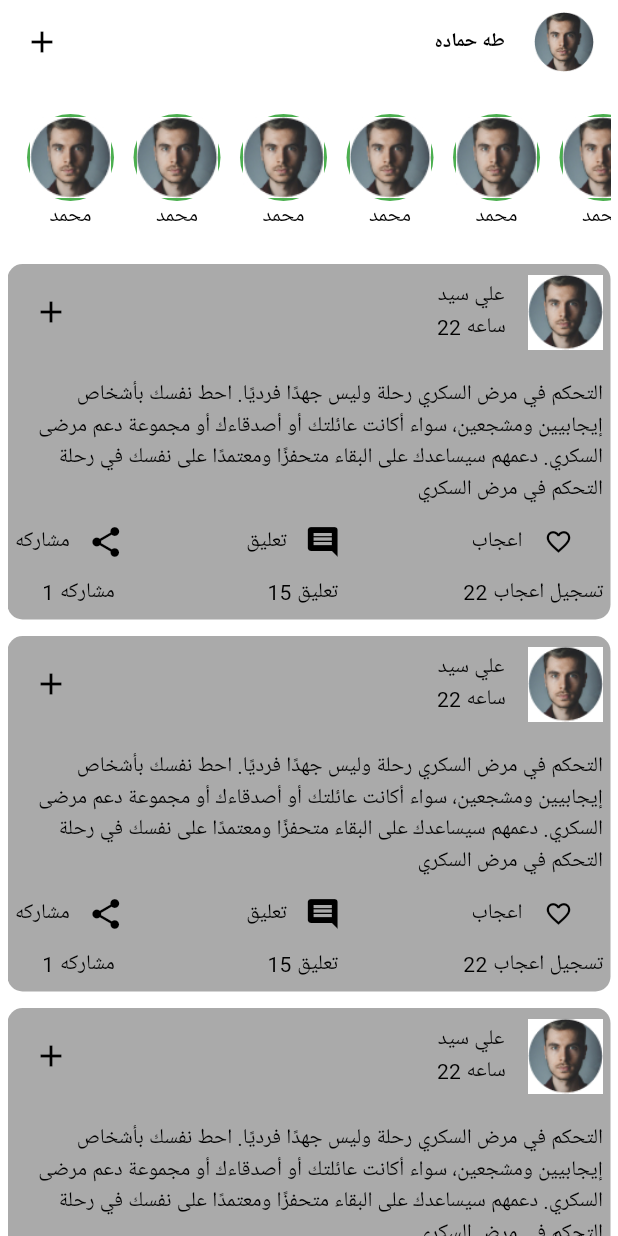
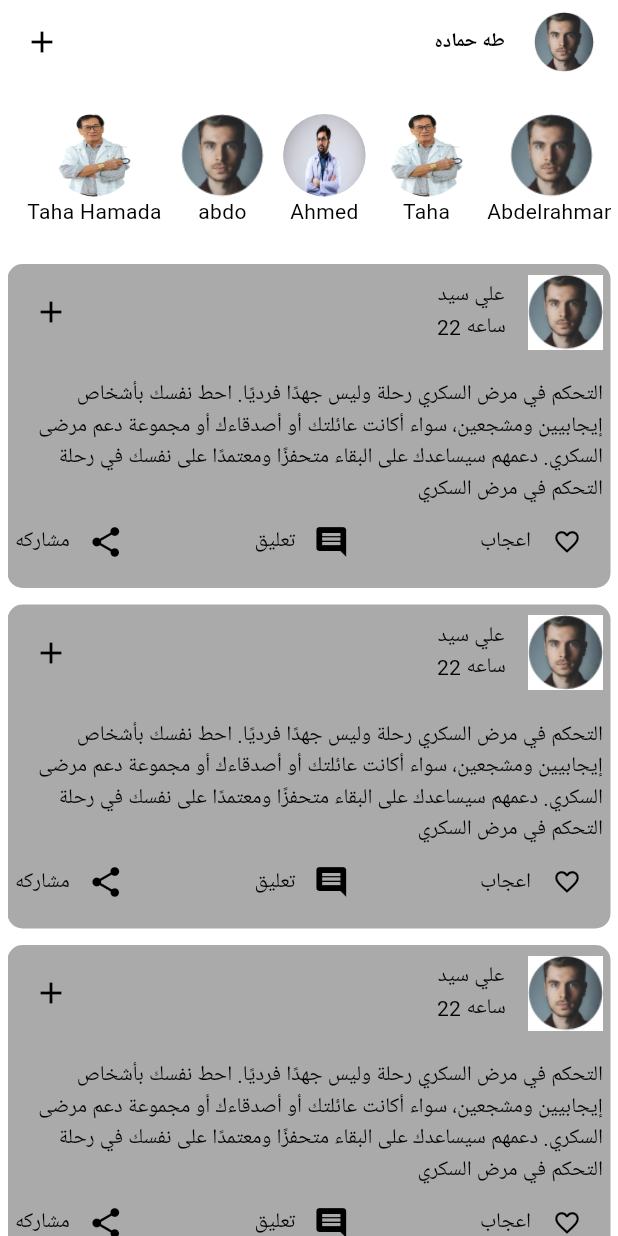
Before and after one commit to taha2901/Project_Graduation, a Flutter app: the SocialScreen screen opened directly, on a phone screen of 412 x 824 dp. Run offline on Flutter 3.47's test engine with Material 3 defaults, Android fonts, the phone set to English and light mode, and no system bars; our stand-ins replace bloc, cloud_firestore, dash_chat_2, device_info_plus, easy_date_timeline, firebase_auth and 7 more; missing offline and left inert: flutter_barcode_scanner; accounts and stored records are empty; project files that could hold a hidden picture were left out.

```diff
--- /dev/null
+++ b/lib/models/person_models.dart
@@ -0,0 +1,6 @@
+class PersonModel {
+  final String image;
+  final String PersonName;
+
+  const PersonModel({required this.image, required this.PersonName});
+}
--- a/lib/views/social_screen.dart
+++ b/lib/views/social_screen.dart
@@ -3,7 +3,7 @@ import 'package:diabetes/widgets/PersonsList.dart';
 import 'package:diabetes/widgets/PostsList.dart';
 
 class SocialScreen extends StatelessWidget {
-  const SocialScreen({Key? key}) : super(key: key);
+  const SocialScreen({super.key});
 
   @override
   Widget build(BuildContext context) {
@@ -40,6 +40,7 @@ class SocialScreen extends StatelessWidget {
       body: Container(
         margin: const EdgeInsets.only(right: 5, left: 5),
         child: const CustomScrollView(
+          physics: BouncingScrollPhysics(),
           slivers: [
             SliverToBoxAdapter(
               child: SizedBox(
@@ -52,7 +53,7 @@ class SocialScreen extends StatelessWidget {
                 height: 20,
               ),
             ),
-            SliverToBoxAdapter(child: PostsList()),
+            PostsList(),
           ],
         ),
       ),
--- a/lib/widgets/PersonsList.dart
+++ b/lib/widgets/PersonsList.dart
@@ -1,34 +1,55 @@
+import 'package:diabetes/models/person_models.dart';
+import 'package:diabetes/widgets/person_card.dart';
 import 'package:flutter/material.dart';
 
 class PersonsList extends StatelessWidget {
-  const PersonsList({Key? key}) : super(key: key);
-
+  const PersonsList({super.key});
+  final List<PersonModel> personList = const [
+    PersonModel(
+      image: 'assets/images/DoctorAhmed.png',
+      PersonName: 'Taha Hamada',
+    ),
+    PersonModel(
+      image: 'assets/images/Ellipse 4.jpg',
+      PersonName: 'abdo',
+    ),
+    PersonModel(
+      image: 'assets/images/DoctorSaied.png',
+      PersonName: 'Ahmed',
+    ),
+    PersonModel(
+      image: 'assets/images/DoctorAhmed.png',
+      PersonName: 'Taha',
+    ),
+    PersonModel(
+      image: 'assets/images/Ellipse 4.jpg',
+      PersonName: 'Abdelrahman',
+    ),
+    PersonModel(
+      image: 'assets/images/DoctorSaied.png',
+      PersonName: 'Ahmed',
+    ),
+    PersonModel(
+      image: 'assets/images/DoctorAhmed.png',
+      PersonName: 'Mohamed',
+    ),
+    PersonModel(
+      image: 'assets/images/Ellipse 4.jpg',
+      PersonName: 'raouf',
+    ),
+    PersonModel(
+      image: 'assets/images/DoctorSaied.png',
+      PersonName: 'Sobhy Sameh',
+    ),
+  ];
   @override
   Widget build(BuildContext context) {
     return SizedBox(
       height: 80,
       child: ListView.builder(
         scrollDirection: Axis.horizontal,
-          itemBuilder: (context,index)=>Padding(
-            padding: const EdgeInsets.only(left: 13),
-            child: Column(
-              children: [
-                GestureDetector(
-                  onTap: () {},
-                  child: CircleAvatar(
-                    radius: 29,
-                    backgroundColor: Colors.green,
-                    child: CircleAvatar(
-                      radius: 27,
-                      child: Image.asset('assets/images/Ellipse 4.jpg'),
-                    ),
-                  ),
-                ),
-                const Text("محمد")
-              ],
-            ),
-          ),
-        itemCount: 20,
+        itemBuilder: (context, index) => PersonCard(person: personList[index]),
+        itemCount: personList.length,
       ),
     );
   }
--- a/lib/widgets/PostsList.dart
+++ b/lib/widgets/PostsList.dart
@@ -1,118 +1,32 @@
+import 'package:diabetes/widgets/post_card.dart';
 import 'package:flutter/material.dart';
 
 class PostsList extends StatefulWidget {
-  const PostsList({Key? key}) : super(key: key);
+  const PostsList({super.key});
 
   @override
   State<PostsList> createState() => _PostsListState();
 }
 
 class _PostsListState extends State<PostsList> {
-  bool isFavorite = false;
-
   @override
   Widget build(BuildContext context) {
-    return ListView.builder(
-        physics: const NeverScrollableScrollPhysics(),
-        shrinkWrap: true,
-        itemCount: 10,
-        itemBuilder: (context, index) {
-          return Container(
-            margin: const EdgeInsets.only(bottom: 11),
-            decoration: BoxDecoration(
-                color: const Color(0xFFAAAAAA),
-                borderRadius: BorderRadius.circular(10)),
-            child: Padding(
-              padding:
-                  const EdgeInsets.only(right: 5, left: 5, top: 7, bottom: 7),
-              child: Column(
-                children: [
-                  Row(
-                    mainAxisAlignment: MainAxisAlignment.end,
-                    children: [
-                      IconButton(onPressed: () {}, icon: const Icon(Icons.add)),
-                      const Spacer(),
-                      const Column(
-                        children: [
-                          Text('علي سيد'),
-                          Text('ساعه 22'),
-                        ],
-                      ),
-                      const SizedBox(
-                        width: 15,
-                      ),
-                      GestureDetector(
-                        onTap: () {},
-                        child: CircleAvatar(
-                          radius: 25,
-                          child: Image.asset('assets/images/Ellipse 4.jpg'),
-                        ),
-                      ),
-                    ],
-                  ),
-                  const SizedBox(height: 20),
-                  const Text(
-                    "التحكم في مرض السكري رحلة وليس جهدًا فرديًا. احط نفسك بأشخاص إيجابيين ومشجعين، سواء أكانت عائلتك أو أصدقاءك أو مجموعة دعم مرضى السكري. دعمهم سيساعدك على البقاء متحفزًا ومعتمدًا على نفسك في رحلة التحكم في مرض السكري",
-                    textAlign: TextAlign.right,
-                  ),
-                  Row(
-                    mainAxisAlignment: MainAxisAlignment.spaceBetween,
-                    children: [
-                      Column(
-                        children: [
-                          Row(
-                            children: [
-                              const Text("مشاركه"),
-                              IconButton(
-                                onPressed: () {},
-                                icon: const Icon(Icons.share),
-                              )
-                            ],
-                          ),
-                          const Text("1 مشاركه"),
-                        ],
-                      ),
-                      Column(
-                        children: [
-                          Row(
-                            children: [
-                              const Text("تعليق"),
-                              IconButton(
-                                  onPressed: () {},
-                                  icon: const Icon(Icons.comment))
-                            ],
-                          ),
-                          const Text("15 تعليق"),
-                        ],
-                      ),
-                      Column(
-                        children: [
-                          Row(
-                            children: [
-                              const Text("اعجاب"),
-                              IconButton(
-                                icon: isFavorite
-                                    ? Icon(Icons.favorite)
-                                    : Icon(Icons.favorite_border),
-                                color: Colors.black,
-                                iconSize: 19,
-                                onPressed: () {
-                                  setState(() {
-                                    isFavorite = !isFavorite;
-                                  });
-                                },
-                              ),
-                            ],
-                          ),
-                          const Text("22 تسجيل اعجاب"),
-                        ],
-                      ),
-                    ],
-                  )
-                ],
-              ),
-            ),
-          );
-        });
+    // return ListView.builder(
+    //   physics: const NeverScrollableScrollPhysics(),
+    //   shrinkWrap: true,
+    //   itemCount: 10,
+    //   itemBuilder: (context, index) {
+    //     return const PostCard();
+    //   },
+    // );
+
+    return SliverList(
+      delegate: SliverChildBuilderDelegate(
+        (context, index) {
+          return const PostCard();
+        },
+        childCount: 15,
+      ),
+    );
   }
 }
--- /dev/null
+++ b/lib/widgets/person_card.dart
@@ -0,0 +1,30 @@
+import 'package:diabetes/models/person_models.dart';
+import 'package:flutter/material.dart';
+
+class PersonCard extends StatelessWidget {
+  const PersonCard({
+    super.key,
+    required this.person,
+  });
+  final PersonModel person;
+  @override
+  Widget build(BuildContext context) {
+    return Padding(
+      padding: const EdgeInsets.only(left: 13),
+      child: Column(
+        children: [
+          Container(
+            height: 55,
+            width: 55,
+            decoration: BoxDecoration(
+              borderRadius: BorderRadius.circular(50),
+              image: DecorationImage(
+                  image: AssetImage(person.image), fit: BoxFit.fill),
+            ),
+          ),
+          Text(person.PersonName)
+        ],
+      ),
+    );
+  }
+}
--- /dev/null
+++ b/lib/widgets/post_card.dart
@@ -0,0 +1,106 @@
+import 'package:flutter/material.dart';
+
+class PostCard extends StatefulWidget {
+  const PostCard({super.key});
+
+  @override
+  State<PostCard> createState() => _PostCardState();
+}
+
+class _PostCardState extends State<PostCard> {
+  bool isFavorite = false;
+  @override
+  Widget build(BuildContext context) {
+    return Container(
+      margin: const EdgeInsets.only(bottom: 11),
+      decoration: BoxDecoration(
+          color: const Color(0xFFAAAAAA),
+          borderRadius: BorderRadius.circular(10)),
+      child: Padding(
+        padding: const EdgeInsets.only(right: 5, left: 5, top: 7, bottom: 7),
+        child: Column(
+          children: [
+            Row(
+              mainAxisAlignment: MainAxisAlignment.end,
+              children: [
+                IconButton(onPressed: () {}, icon: const Icon(Icons.add)),
+                const Spacer(),
+                const Column(
+                  children: [
+                    Text('علي سيد'),
+                    Text('ساعه 22'),
+                  ],
+                ),
+                const SizedBox(
+                  width: 15,
+                ),
+                GestureDetector(
+                  onTap: () {},
+                  child: CircleAvatar(
+                    radius: 25,
+                    child: Image.asset('assets/images/Ellipse 4.jpg'),
+                  ),
+                ),
+              ],
+            ),
+            const SizedBox(height: 20),
+            const Text(
+              "التحكم في مرض السكري رحلة وليس جهدًا فرديًا. احط نفسك بأشخاص إيجابيين ومشجعين، سواء أكانت عائلتك أو أصدقاءك أو مجموعة دعم مرضى السكري. دعمهم سيساعدك على البقاء متحفزًا ومعتمدًا على نفسك في رحلة التحكم في مرض السكري",
+              textAlign: TextAlign.right,
+            ),
+            Row(
+              mainAxisAlignment: MainAxisAlignment.spaceBetween,
+              children: [
+                Column(
+                  children: [
+                    Row(
+                      children: [
+                        const Text("مشاركه"),
+                        IconButton(
+                          onPressed: () {},
+                          icon: const Icon(Icons.share),
+                        )
+                      ],
+                    ),
+                  ],
+                ),
+                Column(
+                  children: [
+                    Row(
+                      children: [
+                        const Text("تعليق"),
+                        IconButton(
+                            onPressed: () {}, icon: const Icon(Icons.comment))
+                      ],
+                    ),
+                  ],
+                ),
+                Column(
+                  children: [
+                    Row(
+                      children: [
+                        const Text("اعجاب"),
+                        IconButton(
+                          icon: isFavorite
+                              ? Icon(Icons.favorite)
+                              : Icon(Icons.favorite_border),
+                          color: Colors.black,
+                          iconSize: 19,
+                          onPressed: () {
+                            setState(() {
+                              isFavorite = !isFavorite;
+                            });
+                          },
+                        ),
+                      ],
+                    ),
+                  ],
+                ),
+              ],
+            )
+          ],
+        ),
+      ),
+    );
+  }
+}
```
